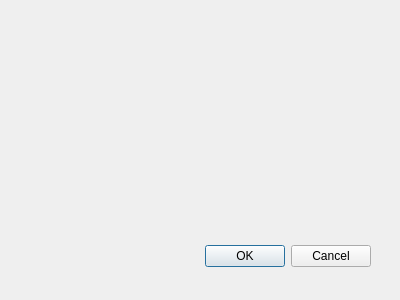
Before: the Qt Designer form com.ui in riacob/PCTO_Terremoto, drawn with Qt 5.
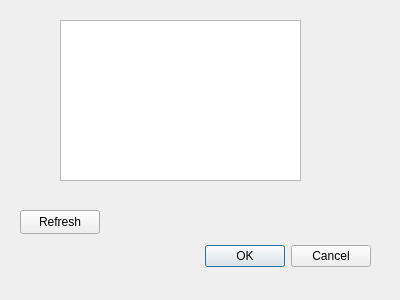
After: the same form once the commit is applied.

Patch:
```diff
--- a/com.ui
+++ b/com.ui
@@ -31,6 +31,29 @@
     <set>QDialogButtonBox::Cancel|QDialogButtonBox::Ok</set>
    </property>
   </widget>
+  <widget class="QPushButton" name="pushButtonRefreshPorts">
+   <property name="geometry">
+    <rect>
+     <x>20</x>
+     <y>210</y>
+     <width>80</width>
+     <height>24</height>
+    </rect>
+   </property>
+   <property name="text">
+    <string>Refresh</string>
+   </property>
+  </widget>
+  <widget class="QListWidget" name="listWidgetPort">
+   <property name="geometry">
+    <rect>
+     <x>60</x>
+     <y>20</y>
+     <width>241</width>
+     <height>161</height>
+    </rect>
+   </property>
+  </widget>
  </widget>
  <pixmapfunction/>
  <resources/>
```
Left out of the diff: 9 changed lines with no effect on the pictures.
